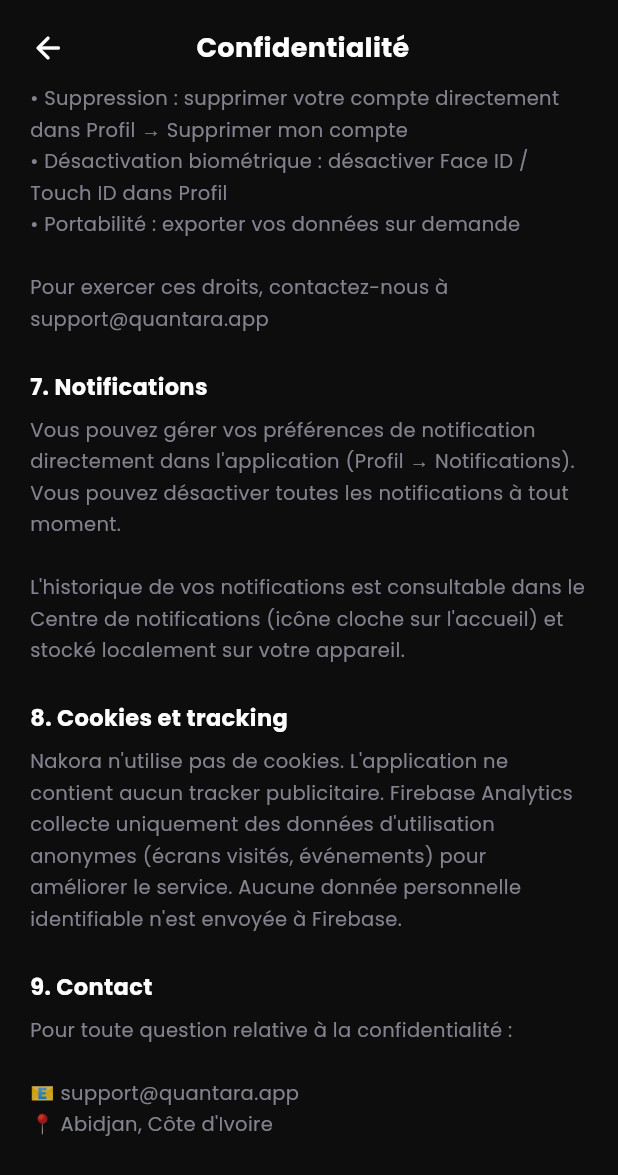
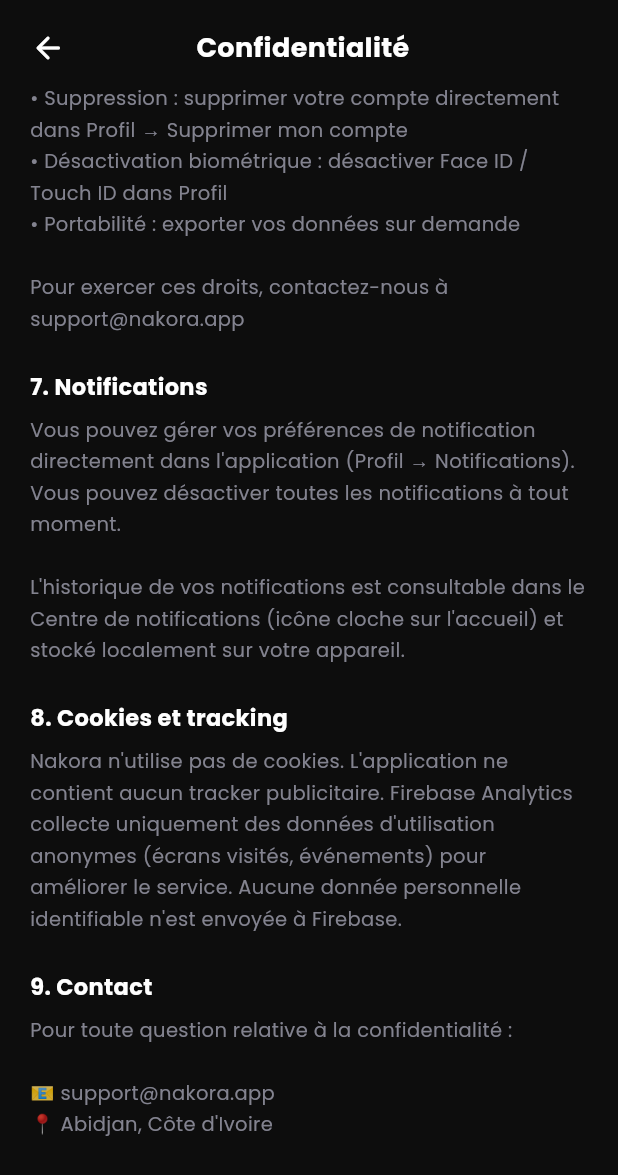
Before and after one commit to DrKonan/QUANTARA, a Flutter app: the PrivacyPolicyScreen screen opened by its route, scrolled down 1779 dp, on a phone screen of 412 x 824 dp. Shown: the top 1175 px of the screen. Run offline on Flutter 3.47's test engine with Material 3 defaults, Android fonts, the phone set to English and light mode, and no system bars; our stand-ins replace firebase_analytics, firebase_core, firebase_crashlytics, firebase_messaging, flutter_local_notifications, flutter_riverpod and 7 more; accounts and stored records are empty.

Commit message:
fix: update all domain references to nakora.app
- support@quantara.app -> support@nakora.app (privacy policy, CGU, help)
- @phone.quantara.app -> @phone.nakora.app (auth, fingerprint, profile)

Co-authored-by: Copilot <223556219+Copilot@users.noreply.github.com>

```diff
--- a/mobile/lib/core/services/device_fingerprint_service.dart
+++ b/mobile/lib/core/services/device_fingerprint_service.dart
@@ -87,7 +87,7 @@ class DeviceFingerprintService {
   }
 
   String _maskEmail(String email) {
-    if (email.endsWith('@phone.quantara.app')) return '';
+    if (email.endsWith('@phone.nakora.app')) return '';
     final parts = email.split('@');
     if (parts.length != 2) return '***';
     final name = parts[0];
--- a/mobile/lib/features/auth/domain/auth_provider.dart
+++ b/mobile/lib/features/auth/domain/auth_provider.dart
@@ -54,7 +54,7 @@ class AuthService {
   /// Users without a real email use this as their auth identifier.
   static String phoneToAuthEmail(String phone) {
     final cleaned = phone.replaceAll(RegExp(r'[^\d]'), '');
-    return '$cleaned@phone.quantara.app';
+    return '$cleaned@phone.nakora.app';
   }
 
   /// Register with phone + password + optional email.
--- a/mobile/lib/features/profile/presentation/screens/edit_profile_screen.dart
+++ b/mobile/lib/features/profile/presentation/screens/edit_profile_screen.dart
@@ -34,7 +34,7 @@ class _EditProfileScreenState extends ConsumerState<EditProfileScreen> {
     WidgetsBinding.instance.addPostFrameCallback((_) {
       final profile = ref.read(userProfileProvider).valueOrNull;
       final email = ref.read(currentUserProvider)?.email ?? '';
-      final isPhoneSignup = email.endsWith('@phone.quantara.app');
+      final isPhoneSignup = email.endsWith('@phone.nakora.app');
 
       if (profile != null) {
         _usernameCtrl.text = profile.username ?? '';
--- a/mobile/lib/features/profile/presentation/screens/help_support_screen.dart
+++ b/mobile/lib/features/profile/presentation/screens/help_support_screen.dart
@@ -6,7 +6,7 @@ import '../../../../core/theme/app_colors.dart';
 class HelpSupportScreen extends StatelessWidget {
   const HelpSupportScreen({super.key});
 
-  static const _email = 'support@quantara.app';
+  static const _email = 'support@nakora.app';
 
   @override
   Widget build(BuildContext context) {
@@ -339,7 +339,7 @@ class HelpSupportScreen extends StatelessWidget {
           children: [
             Icon(Icons.check_circle_rounded, color: Colors.white, size: 18),
             SizedBox(width: 10),
-            Text("Email copié : support@quantara.app"),
+            Text("Email copié : support@nakora.app"),
           ],
         ),
         backgroundColor: AppColors.success,
--- a/mobile/lib/features/profile/presentation/screens/privacy_policy_screen.dart
+++ b/mobile/lib/features/profile/presentation/screens/privacy_policy_screen.dart
@@ -143,7 +143,7 @@ class PrivacyPolicyScreen extends StatelessWidget {
                           "• Suppression : supprimer votre compte directement dans Profil → Supprimer mon compte\n"
                           "• Désactivation biométrique : désactiver Face ID / Touch ID dans Profil\n"
                           "• Portabilité : exporter vos données sur demande\n\n"
-                          "Pour exercer ces droits, contactez-nous à support@quantara.app",
+                          "Pour exercer ces droits, contactez-nous à support@nakora.app",
                     ),
 
                     _buildSection(
@@ -165,7 +165,7 @@ class PrivacyPolicyScreen extends StatelessWidget {
                     _buildSection(
                       "9. Contact",
                       "Pour toute question relative à la confidentialité :\n\n"
-                          "📧 support@quantara.app\n"
+                          "📧 support@nakora.app\n"
                           "📍 Abidjan, Côte d'Ivoire",
                     ),
 
--- a/mobile/lib/features/profile/presentation/screens/terms_of_service_screen.dart
+++ b/mobile/lib/features/profile/presentation/screens/terms_of_service_screen.dart
@@ -188,7 +188,7 @@ class TermsOfServiceScreen extends StatelessWidget {
                     _buildSection(
                       "12. Contact",
                       "Pour toute question relative aux présentes CGU :\n\n"
-                      "📧 Email : support@quantara.app\n"
+                      "📧 Email : support@nakora.app\n"
                       "📱 Application : Aide & Support > Nous contacter",
                     ),
 
```
